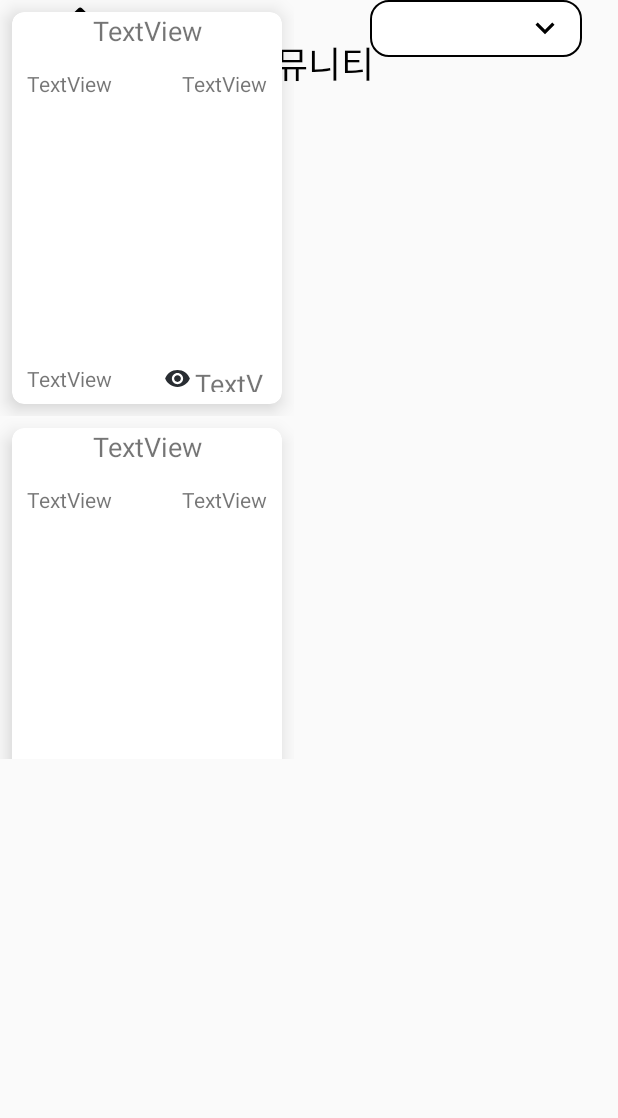
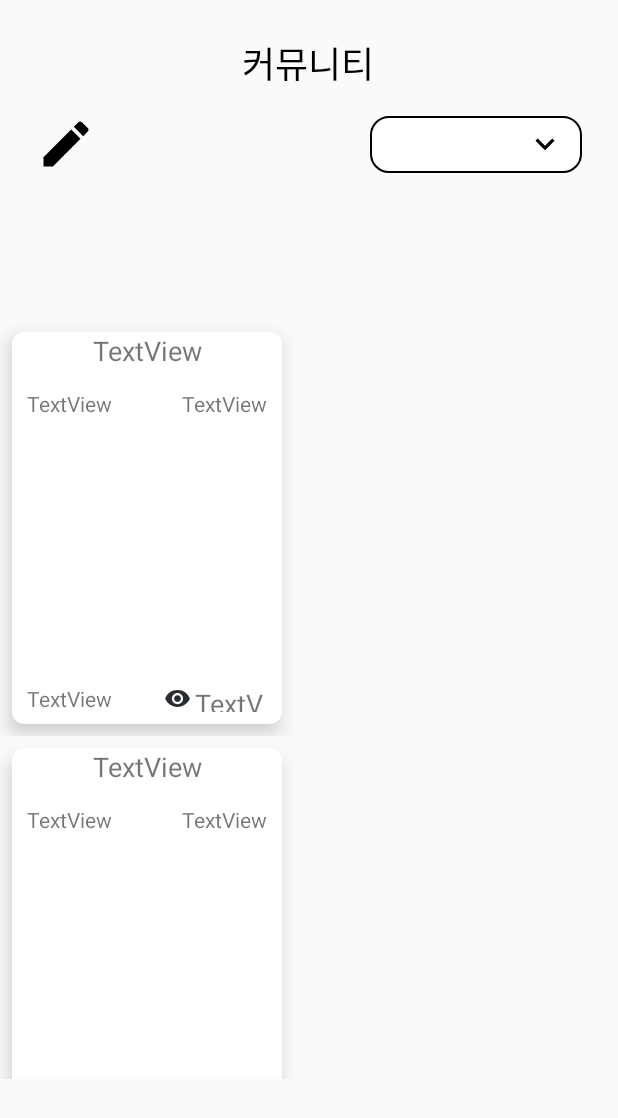
Before and after one commit to ohdeng02/Clomend, an Android app: the layout fragment_community.xml on its own in the app's theme, with its tools: preview values and no code run, on a phone screen of 412 x 824 dp. Shown: the top 1118 px of the screen. Run offline under Robolectric (Android 15) with nearby library versions, the phone set to English and light mode, and no system bars.

Commit message:
화면 띄우기 옷장, 커뮤니티, 코디북, 마이페이지

```diff
--- a/app/src/main/java/com/example/clomend/mypage/MyPageFragment.kt
+++ b/app/src/main/java/com/example/clomend/mypage/MyPageFragment.kt
@@ -11,10 +11,10 @@ import com.example.clomend.R
 import com.example.clomend.databinding.FragmentMyPageBinding
 
 class MyPageFragment : Fragment() {
-    private var _binding : com.example.clomend.databinding.FragmentMyPageBinding? = null
+    private var _binding : FragmentMyPageBinding? = null
     private val binding get() = _binding!!
 
-    fun onCreatedView(inflater: LayoutInflater,
+    override fun onCreateView(inflater: LayoutInflater,
                                container: ViewGroup?,
                                savedInstanceState: Bundle?): View? {
         _binding = FragmentMyPageBinding.inflate(inflater, container, false)
--- a/app/src/main/res/layout/fragment_closet.xml
+++ b/app/src/main/res/layout/fragment_closet.xml
@@ -11,11 +11,12 @@
         android:id="@+id/linearLayout"
         android:layout_width="match_parent"
         android:layout_height="40dp"
+        android:layout_marginTop="80dp"
         android:orientation="horizontal"
         app:layout_constraintEnd_toEndOf="parent"
         app:layout_constraintHorizontal_bias="0.0"
         app:layout_constraintStart_toStartOf="parent"
-        tools:layout_editor_absoluteY="72dp">
+        app:layout_constraintTop_toTopOf="parent">
 
         <Button
             android:id="@+id/button6"
--- a/app/src/main/res/layout/fragment_community.xml
+++ b/app/src/main/res/layout/fragment_community.xml
@@ -28,26 +28,29 @@
         android:layout_height="38dp"
         android:layout_marginEnd="24dp"
         android:background="@drawable/spinner_round"
+        app:layout_constraintBottom_toBottomOf="@+id/imageView3"
         app:layout_constraintEnd_toEndOf="parent"
-        tools:layout_editor_absoluteY="68dp" />
+        app:layout_constraintTop_toTopOf="@+id/imageView3" />
 
     <ImageView
         android:id="@+id/imageView3"
         android:layout_width="40dp"
         android:layout_height="40dp"
         android:layout_marginStart="24dp"
+        android:layout_marginTop="16dp"
         android:src="@drawable/write"
-        app:layout_constraintEnd_toStartOf="@+id/sort_spinner"
-        app:layout_constraintHorizontal_bias="0.0"
         app:layout_constraintStart_toStartOf="parent"
-        tools:layout_editor_absoluteY="66dp" />
+        app:layout_constraintTop_toBottomOf="@+id/textView15" />
 
     <androidx.recyclerview.widget.RecyclerView
+        android:id="@+id/recyclerView"
         android:layout_width="410dp"
         android:layout_height="506dp"
+        app:layout_constraintBottom_toBottomOf="parent"
+        app:layout_constraintTop_toBottomOf="@+id/sort_spinner"
+        app:layout_constraintVertical_bias="0.483"
         tools:layout_editor_absoluteX="0dp"
-        tools:layout_editor_absoluteY="155dp"
-        tools:listitem="@layout/list_item_community"/>
+        tools:listitem="@layout/list_item_community" />
 
 
 </androidx.constraintlayout.widget.ConstraintLayout>
```
Also changed, not shown: app/src/main/java/com/example/clomend/closet/ClosetFragment.kt (+15 -1 lines), app/src/main/java/com/example/clomend/community/CommunityFragment.kt (+5 -3 lines), app/src/main/java/com/example/clomend/coordi_book/CoordiBookFragment.kt (+20 -0 lines).
